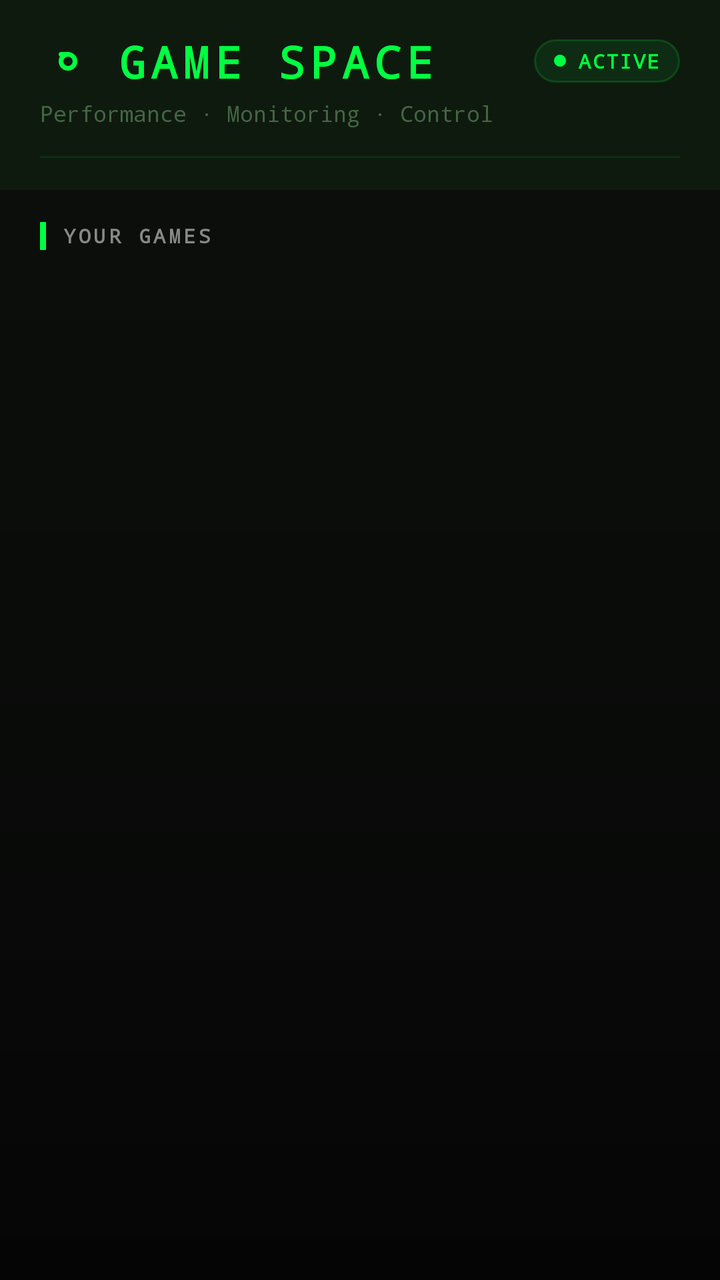
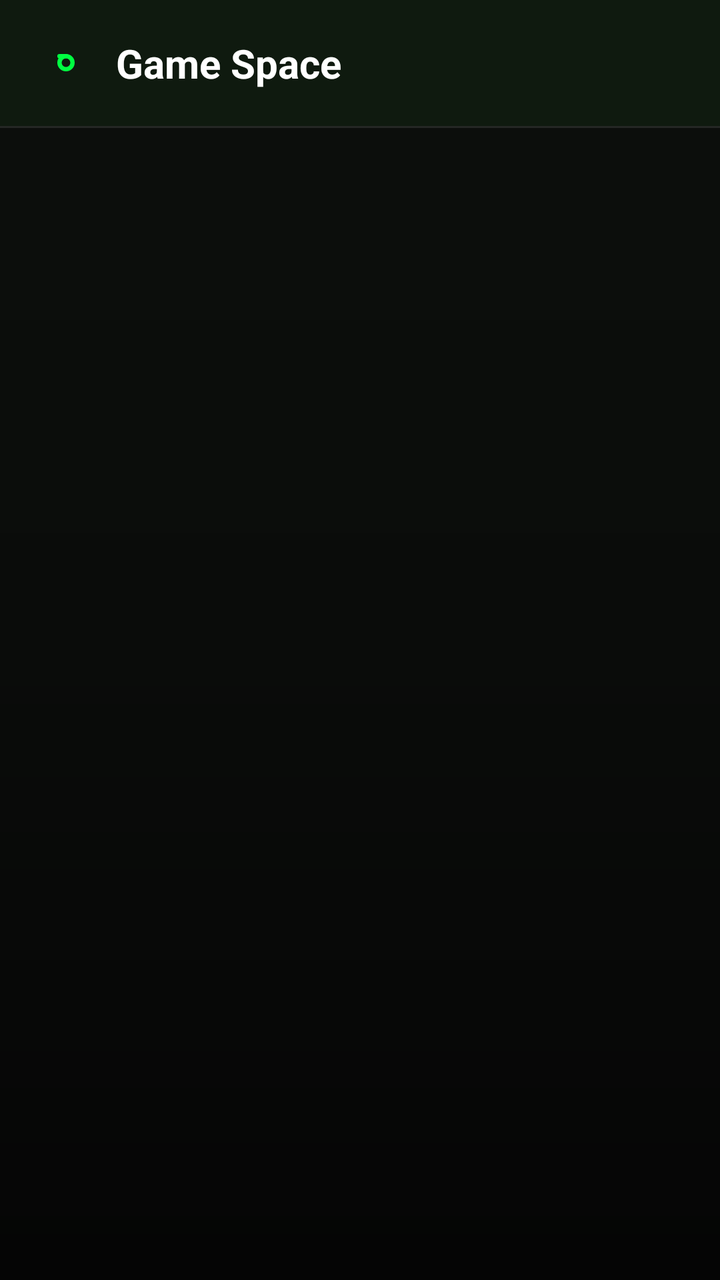

Two renders of the same Android screen: before a commit and after it. Below are the layout's source before the change and the commit's diff.
<!-- AndroidManifest.xml: activity theme Theme.GameSpace -->
<!-- res/layout/activity_main.xml -->
<?xml version="1.0" encoding="utf-8"?>
<androidx.constraintlayout.widget.ConstraintLayout
    xmlns:android="http://schemas.android.com/apk/res/android"
    xmlns:app="http://schemas.android.com/apk/res-auto"
    android:id="@+id/main_container"
    android:layout_width="match_parent"
    android:layout_height="match_parent"
    android:background="@drawable/main_background_gradient">

    
    <LinearLayout
        android:id="@+id/header_layout"
        android:layout_width="match_parent"
        android:layout_height="wrap_content"
        android:orientation="vertical"
        android:background="@drawable/bg_header_surface"
        android:paddingStart="20dp"
        android:paddingEnd="20dp"
        android:paddingTop="16dp"
        android:paddingBottom="16dp"
        app:layout_constraintTop_toTopOf="parent"
        app:layout_constraintStart_toStartOf="parent"
        app:layout_constraintEnd_toEndOf="parent">

        
        <LinearLayout
            android:layout_width="match_parent"
            android:layout_height="wrap_content"
            android:orientation="horizontal"
            android:gravity="center_vertical">

            <ImageView
                android:layout_width="28dp"
                android:layout_height="28dp"
                android:src="@drawable/ic_gaming_logo"
                android:tint="#00FF41"
                android:layout_marginEnd="10dp" />

            <TextView
                android:layout_width="0dp"
                android:layout_height="wrap_content"
                android:layout_weight="1"
                android:text="GAME SPACE"
                android:textColor="#00FF41"
                android:textSize="22sp"
                android:textStyle="bold"
                android:fontFamily="monospace"
                android:letterSpacing="0.12" />

            
            <LinearLayout
                android:layout_width="wrap_content"
                android:layout_height="wrap_content"
                android:orientation="horizontal"
                android:gravity="center_vertical"
                android:background="@drawable/bg_status_chip"
                android:paddingStart="10dp"
                android:paddingEnd="10dp"
                android:paddingTop="4dp"
                android:paddingBottom="4dp">

                
                <View
                    android:layout_width="6dp"
                    android:layout_height="6dp"
                    android:background="@drawable/bg_status_dot"
                    android:layout_marginEnd="6dp" />

                <TextView
                    android:layout_width="wrap_content"
                    android:layout_height="wrap_content"
                    android:text="ACTIVE"
                    android:textColor="#00FF41"
                    android:textSize="10sp"
                    android:textStyle="bold"
                    android:fontFamily="monospace"
                    android:letterSpacing="0.08" />
            </LinearLayout>
        </LinearLayout>

        
        <TextView
            android:layout_width="match_parent"
            android:layout_height="wrap_content"
            android:layout_marginTop="4dp"
            android:text="Performance · Monitoring · Control"
            android:textColor="#446644"
            android:textSize="11sp"
            android:fontFamily="monospace" />

        
        <View
            android:layout_width="match_parent"
            android:layout_height="1dp"
            android:layout_marginTop="14dp"
            android:background="#1A00FF41" />
    </LinearLayout>

    
    <LinearLayout
        android:id="@+id/section_header"
        android:layout_width="match_parent"
        android:layout_height="wrap_content"
        android:orientation="horizontal"
        android:gravity="center_vertical"
        android:paddingStart="20dp"
        android:paddingEnd="20dp"
        android:paddingTop="16dp"
        android:paddingBottom="8dp"
        app:layout_constraintTop_toBottomOf="@id/header_layout"
        app:layout_constraintStart_toStartOf="parent"
        app:layout_constraintEnd_toEndOf="parent">

        
        <View
            android:layout_width="3dp"
            android:layout_height="14dp"
            android:background="#00FF41"
            android:layout_marginEnd="8dp" />

        <TextView
            android:layout_width="0dp"
            android:layout_height="wrap_content"
            android:layout_weight="1"
            android:text="YOUR GAMES"
            android:textColor="#888888"
            android:textSize="10sp"
            android:textStyle="bold"
            android:fontFamily="monospace"
            android:letterSpacing="0.15" />

        <TextView
            android:id="@+id/game_count_label"
            android:layout_width="wrap_content"
            android:layout_height="wrap_content"
            android:text=""
            android:textColor="#446644"
            android:textSize="10sp"
            android:fontFamily="monospace" />
    </LinearLayout>

    
    <androidx.recyclerview.widget.RecyclerView
        android:id="@+id/game_recycler_view"
        android:layout_width="match_parent"
        android:layout_height="0dp"
        android:paddingStart="10dp"
        android:paddingEnd="10dp"
        android:paddingBottom="16dp"
        android:clipToPadding="false"
        app:layout_constraintTop_toBottomOf="@id/section_header"
        app:layout_constraintBottom_toBottomOf="parent"
        app:layout_constraintStart_toStartOf="parent"
        app:layout_constraintEnd_toEndOf="parent" />

</androidx.constraintlayout.widget.ConstraintLayout>
<!-- resources referenced by this layout -->
<resources>
  <!-- drawable bg_header_surface (drawable) -->
  <?xml version="1.0" encoding="utf-8"?>
  <shape xmlns:android="http://schemas.android.com/apk/res/android"
      android:shape="rectangle">
      <solid android:color="#0F1A0F" />
      <corners android:radius="0dp" />
      <stroke android:width="0dp" android:color="#00000000" />
  </shape>
  <!-- drawable bg_status_chip (drawable) -->
  <?xml version="1.0" encoding="utf-8"?>
  <shape xmlns:android="http://schemas.android.com/apk/res/android"
      android:shape="rectangle">
      <solid android:color="#1400FF41" />
      <corners android:radius="12dp" />
      <stroke android:width="1dp" android:color="#2A00FF41" />
  </shape>
  <!-- drawable bg_status_dot (drawable) -->
  <?xml version="1.0" encoding="utf-8"?>
  <shape xmlns:android="http://schemas.android.com/apk/res/android"
      android:shape="oval">
      <solid android:color="#00FF41" />
  </shape>
  <!-- drawable ic_gaming_logo (drawable) -->
  <vector xmlns:android="http://schemas.android.com/apk/res/android"
      android:width="24dp"
      android:height="24dp"
      android:viewportWidth="24"
      android:viewportHeight="24">
      
      <path
          android:strokeColor="#00FF41"
          android:strokeWidth="2"
          android:strokeLineCap="round"
          android:pathData="M15,12
                           A3,3 0 1,1 12,9
                           A3,3 0 0,1 15,12
                           Z"/>
      <path
          android:strokeColor="#00FF41"
          android:strokeWidth="2"
          android:strokeLineCap="round"
          android:pathData="M12,9 L9,9"/>
  </vector>
  <!-- drawable main_background_gradient (drawable) -->
  <?xml version="1.0" encoding="utf-8"?>
  <shape xmlns:android="http://schemas.android.com/apk/res/android"
      android:shape="rectangle">
      <gradient
          android:startColor="#0D0F0D"
          android:centerColor="#0A0C0A"
          android:endColor="#050505"
          android:angle="270" />
  </shape>
  <style name="Theme.GameSpace" parent="Base.Theme.GameSpace" />
  <style name="Base.Theme.GameSpace" parent="Theme.Material3.DayNight.NoActionBar">
          
          
      </style>
</resources>

<!-- the commit's change to res/layout/activity_main.xml (unified diff, before → after) -->
@@ -12,132 +12,42 @@
         android:id="@+id/header_layout"
         android:layout_width="match_parent"
         android:layout_height="wrap_content"
-        android:orientation="vertical"
+        android:orientation="horizontal"
+        android:gravity="center_vertical"
         android:background="@drawable/bg_header_surface"
         android:paddingStart="20dp"
         android:paddingEnd="20dp"
-        android:paddingTop="16dp"
-        android:paddingBottom="16dp"
+        android:paddingTop="18dp"
+        android:paddingBottom="18dp"
         app:layout_constraintTop_toTopOf="parent"
         app:layout_constraintStart_toStartOf="parent"
         app:layout_constraintEnd_toEndOf="parent">
 
-        
-        <LinearLayout
-            android:layout_width="match_parent"
+        <ImageView
+            android:layout_width="26dp"
+            android:layout_height="26dp"
+            android:src="@drawable/ic_gaming_logo"
+            android:tint="#00FF41"
+            android:layout_marginEnd="12dp" />
+
+        <TextView
+            android:layout_width="wrap_content"
             android:layout_height="wrap_content"
-            android:orientation="horizontal"
-            android:gravity="center_vertical">
-
-            <ImageView
-                android:layout_width="28dp"
-                android:layout_height="28dp"
-                android:src="@drawable/ic_gaming_logo"
-                android:tint="#00FF41"
-                android:layout_marginEnd="10dp" />
-
-            <TextView
-                android:layout_width="0dp"
-                android:layout_height="wrap_content"
-                android:layout_weight="1"
-                android:text="GAME SPACE"
-                android:textColor="#00FF41"
-                android:textSize="22sp"
-                android:textStyle="bold"
-                android:fontFamily="monospace"
-                android:letterSpacing="0.12" />
-
-            
-            <LinearLayout
-                android:layout_width="wrap_content"
-                android:layout_height="wrap_content"
-                android:orientation="horizontal"
-                android:gravity="center_vertical"
-                android:background="@drawable/bg_status_chip"
-                android:paddingStart="10dp"
-                android:paddingEnd="10dp"
-                android:paddingTop="4dp"
-                android:paddingBottom="4dp">
-
-                
-                <View
-                    android:layout_width="6dp"
-                    android:layout_height="6dp"
-                    android:background="@drawable/bg_status_dot"
-                    android:layout_marginEnd="6dp" />
-
-                <TextView
-                    android:layout_width="wrap_content"
-                    android:layout_height="wrap_content"
-                    android:text="ACTIVE"
-                    android:textColor="#00FF41"
-                    android:textSize="10sp"
-                    android:textStyle="bold"
-                    android:fontFamily="monospace"
-                    android:letterSpacing="0.08" />
-            </LinearLayout>
-        </LinearLayout>
-
-        
-        <TextView
-            android:layout_width="match_parent"
-            android:layout_height="wrap_content"
-            android:layout_marginTop="4dp"
-            android:text="Performance · Monitoring · Control"
-            android:textColor="#446644"
-            android:textSize="11sp"
-            android:fontFamily="monospace" />
-
-        
-        <View
-            android:layout_width="match_parent"
-            android:layout_height="1dp"
-            android:layout_marginTop="14dp"
-            android:background="#1A00FF41" />
+            android:text="Game Space"
+            android:textColor="#FFFFFF"
+            android:textSize="20sp"
+            android:textStyle="bold" />
     </LinearLayout>
 
     
-    <LinearLayout
-        android:id="@+id/section_header"
+    <View
+        android:id="@+id/header_divider"
         android:layout_width="match_parent"
-        android:layout_height="wrap_content"
-        android:orientation="horizontal"
-        android:gravity="center_vertical"
-        android:paddingStart="20dp"
-        android:paddingEnd="20dp"
-        android:paddingTop="16dp"
-        android:paddingBottom="8dp"
+        android:layout_height="1dp"
+        android:background="#1AFFFFFF"
         app:layout_constraintTop_toBottomOf="@id/header_layout"
         app:layout_constraintStart_toStartOf="parent"
-        app:layout_constraintEnd_toEndOf="parent">
-
-        
-        <View
-            android:layout_width="3dp"
-            android:layout_height="14dp"
-            android:background="#00FF41"
-            android:layout_marginEnd="8dp" />
-
-        <TextView
-            android:layout_width="0dp"
-            android:layout_height="wrap_content"
-            android:layout_weight="1"
-            android:text="YOUR GAMES"
-            android:textColor="#888888"
-            android:textSize="10sp"
-            android:textStyle="bold"
-            android:fontFamily="monospace"
-            android:letterSpacing="0.15" />
-
-        <TextView
-            android:id="@+id/game_count_label"
-            android:layout_width="wrap_content"
-            android:layout_height="wrap_content"
-            android:text=""
-            android:textColor="#446644"
-            android:textSize="10sp"
-            android:fontFamily="monospace" />
-    </LinearLayout>
+        app:layout_constraintEnd_toEndOf="parent" />
 
     
     <androidx.recyclerview.widget.RecyclerView
@@ -146,9 +56,10 @@
         android:layout_height="0dp"
         android:paddingStart="10dp"
         android:paddingEnd="10dp"
+        android:paddingTop="10dp"
         android:paddingBottom="16dp"
         android:clipToPadding="false"
-        app:layout_constraintTop_toBottomOf="@id/section_header"
+        app:layout_constraintTop_toBottomOf="@id/header_divider"
         app:layout_constraintBottom_toBottomOf="parent"
         app:layout_constraintStart_toStartOf="parent"
         app:layout_constraintEnd_toEndOf="parent" />
<!-- resource entries referenced after the edit -->
@@ -7,20 +7,6 @@
       <solid android:color="#0F1A0F" />
       <corners android:radius="0dp" />
       <stroke android:width="0dp" android:color="#00000000" />
-  </shape>
-  <!-- drawable bg_status_chip (drawable) -->
-  <?xml version="1.0" encoding="utf-8"?>
-  <shape xmlns:android="http://schemas.android.com/apk/res/android"
-      android:shape="rectangle">
-      <solid android:color="#1400FF41" />
-      <corners android:radius="12dp" />
-      <stroke android:width="1dp" android:color="#2A00FF41" />
-  </shape>
-  <!-- drawable bg_status_dot (drawable) -->
-  <?xml version="1.0" encoding="utf-8"?>
-  <shape xmlns:android="http://schemas.android.com/apk/res/android"
-      android:shape="oval">
-      <solid android:color="#00FF41" />
   </shape>
   <!-- drawable ic_gaming_logo (drawable) -->
   <vector xmlns:android="http://schemas.android.com/apk/res/android"
